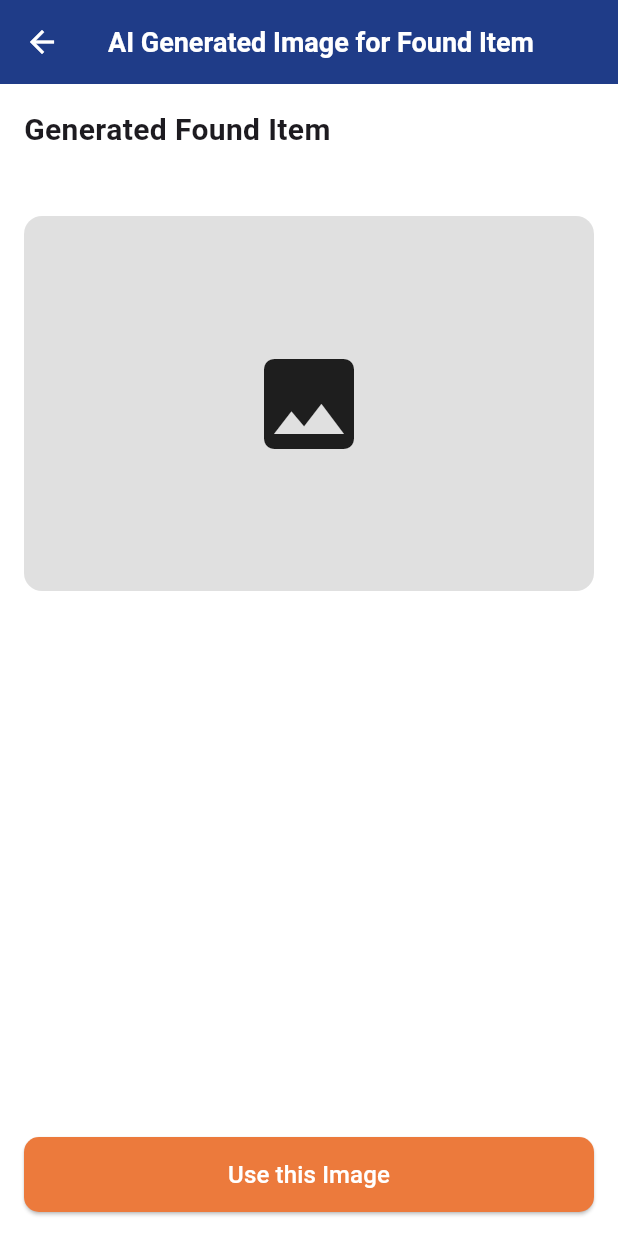
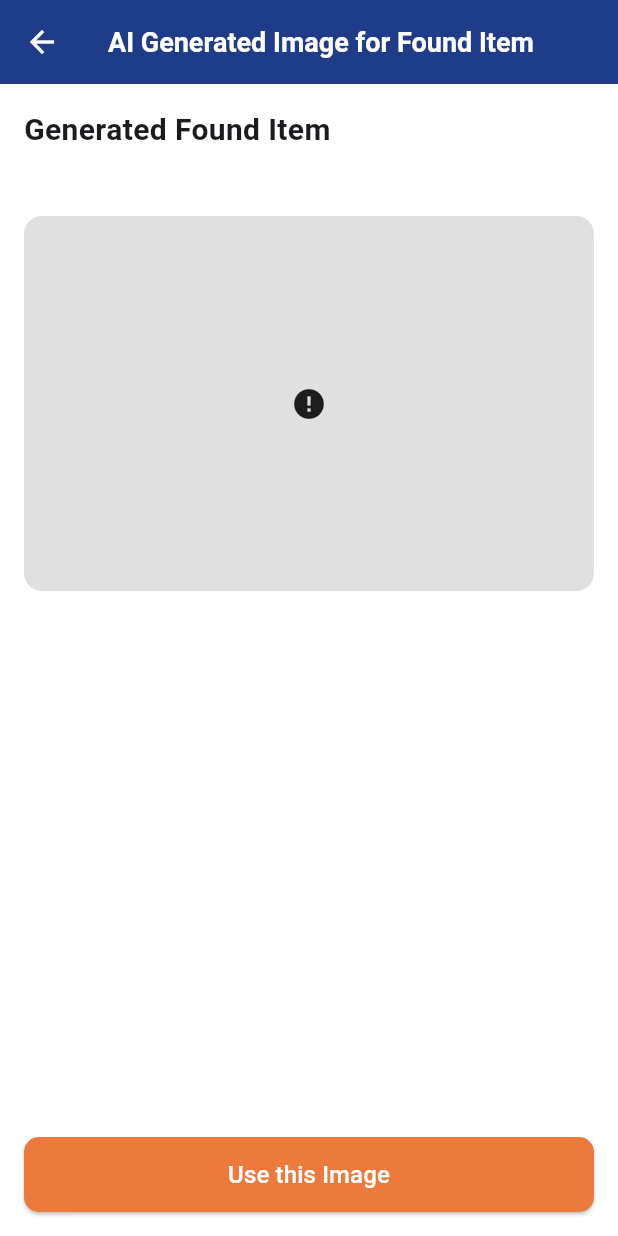
Before and after one commit to tajithtr/campus-lost-found-app, a Flutter app: the FoundAIGeneratedImageScreen screen opened directly with empty values, on a phone screen of 412 x 824 dp. Run offline on Flutter 3.47's test engine with Material 3 defaults, Android fonts, the phone set to English and light mode, and no system bars; our stand-ins replace cloud_firestore, firebase_auth, firebase_core, image_picker; accounts and stored records are empty; network calls fail.

Commit message:
updated found ai generated image screen
  - Converted screen from StatelessWidget to StatefulWidget
  - Implemented dynamic image generation on screen load using initState()
  - Added loading indicator while generating image
  - Handled error state when image generation fails

```diff
--- a/campus_lost_found_app/lib/features/ai_features/screens/found_ai_generated_image_screen.dart
+++ b/campus_lost_found_app/lib/features/ai_features/screens/found_ai_generated_image_screen.dart
@@ -1,10 +1,37 @@
 import 'package:flutter/material.dart';
 import '../../../routes/app_routes.dart';
+import '../services/ai_image_service.dart';
 
-class FoundAIGeneratedImageScreen extends StatelessWidget {
+class FoundAIGeneratedImageScreen extends StatefulWidget {
   final String description;
 
   const FoundAIGeneratedImageScreen({super.key, required this.description});
+
+  @override
+  State<FoundAIGeneratedImageScreen> createState() =>
+      _FoundAIGeneratedImageScreenState();
+}
+
+class _FoundAIGeneratedImageScreenState
+    extends State<FoundAIGeneratedImageScreen> {
+  final AIService _aiService = AIService();
+  String? imageUrl;
+  bool isLoading = true;
+
+  @override
+  void initState() {
+    super.initState();
+    generate();
+  }
+
+  void generate() async {
+    final result = await _aiService.generateImage(widget.description, 'found');
+
+    setState(() {
+      imageUrl = result;
+      isLoading = false;
+    });
+  }
 
   @override
   Widget build(BuildContext context) {
@@ -35,7 +62,7 @@ class FoundAIGeneratedImageScreen extends StatelessWidget {
               style: TextStyle(fontSize: 20, fontWeight: FontWeight.bold),
             ),
 
-            Text(description, style: const TextStyle(fontSize: 16)),
+            Text(widget.description, style: const TextStyle(fontSize: 16)),
 
             const SizedBox(height: 20),
 
@@ -46,7 +73,13 @@ class FoundAIGeneratedImageScreen extends StatelessWidget {
                 color: Colors.grey[300],
                 borderRadius: BorderRadius.circular(12),
               ),
-              child: const Center(child: Icon(Icons.image, size: 80)),
+              child: Center(
+                child: isLoading
+                    ? const CircularProgressIndicator()
+                    : imageUrl != null
+                    ? Image.network(imageUrl!, fit: BoxFit.cover)
+                    : const Icon(Icons.error),
+              ),
             ),
 
             const Spacer(),
```
